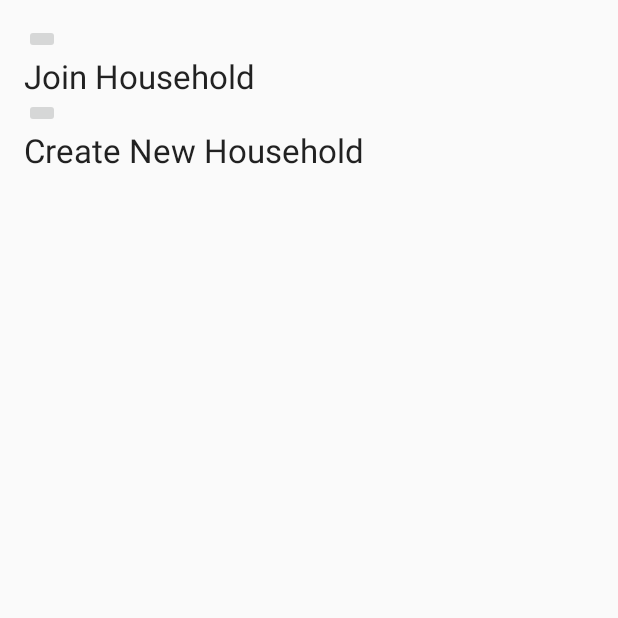
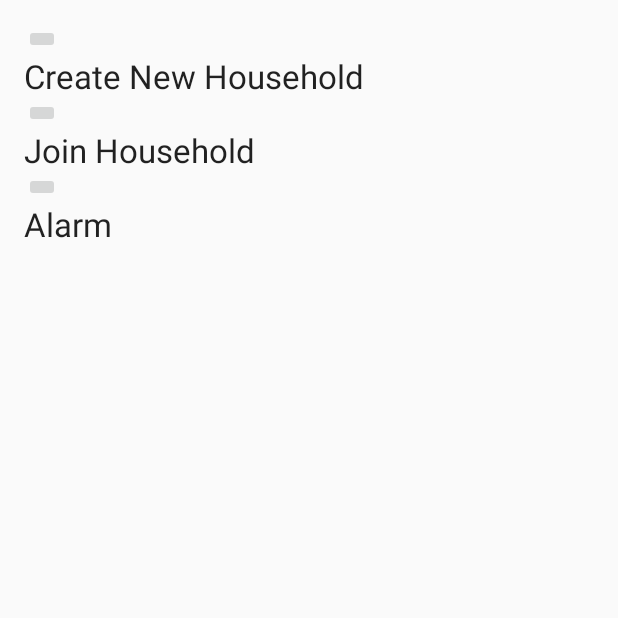
Before and after one commit to renuo/hack-zurich-2016, an Android app: the screen it shows after launch (MainActivity), on a phone screen of 412 x 824 dp, the top half of it. Run offline under Robolectric (Android 15) with nearby library versions, the phone set to English and light mode, and no system bars; our stand-ins replace Firebase (no records; nobody signed in at launch, a user with empty details on screens opened directly).

Commit message:
Add AlarmActivity to MainActivity as button

```diff
--- a/app/src/main/java/ch/renuo/hackzurich2016/MainActivity.java
+++ b/app/src/main/java/ch/renuo/hackzurich2016/MainActivity.java
@@ -9,6 +9,7 @@ import android.view.View;
 
 import java.util.UUID;
 
+import ch.renuo.hackzurich2016.activities.AlarmActivity;
 import ch.renuo.hackzurich2016.activities.HouseholdActivity;
 import com.google.firebase.database.DatabaseReference;
 import com.google.firebase.database.FirebaseDatabase;
@@ -57,4 +58,12 @@ public class MainActivity extends AppCompatActivity {
         this.getPreferences(Context.MODE_PRIVATE).edit().putString(getString(R.string.household_id), householdId).commit();
         goToHousehold(householdId);
     }
+
+    public void onAlarmClick(View view){
+        Intent intent = new Intent(this, AlarmActivity.class);
+//        intent.putExtra(getString(R.string.device_id), deviceId);
+//        intent.putExtra(getString(R.string.household_id), householdId);
+        startActivity(intent);
+        finish();
+    }
 }
--- a/app/src/main/res/layout/content_main.xml
+++ b/app/src/main/res/layout/content_main.xml
@@ -27,6 +27,25 @@
             <ImageButton
                 android:layout_width="wrap_content"
                 android:layout_height="wrap_content"
+                android:id="@+id/createHouseholdButton"
+                android:onClick="onCreateHouseholdClick"/>
+
+            <TextView
+                android:layout_width="wrap_content"
+                android:layout_height="wrap_content"
+                android:textAppearance="?android:attr/textAppearanceLarge"
+                android:text="Create New Household"
+                android:id="@+id/textView2" />
+        </LinearLayout>
+
+        <LinearLayout
+            android:orientation="vertical"
+            android:layout_width="match_parent"
+            android:layout_height="wrap_content">
+
+            <ImageButton
+                android:layout_width="wrap_content"
+                android:layout_height="wrap_content"
                 android:id="@+id/joinHouseholdButton" />
 
             <TextView
@@ -40,20 +59,21 @@
         <LinearLayout
             android:orientation="vertical"
             android:layout_width="match_parent"
-            android:layout_height="wrap_content">
+            android:layout_height="wrap_content" >
 
             <ImageButton
                 android:layout_width="wrap_content"
                 android:layout_height="wrap_content"
-                android:id="@+id/createHouseholdButton"
-                android:onClick="onCreateHouseholdClick"/>
+                android:id="@+id/imageButton"
+                android:onClick="onAlarmClick" />
 
             <TextView
                 android:layout_width="wrap_content"
                 android:layout_height="wrap_content"
                 android:textAppearance="?android:attr/textAppearanceLarge"
-                android:text="Create New Household"
-                android:id="@+id/textView2" />
+                android:text="Alarm"
+                android:id="@+id/textView3" />
         </LinearLayout>
+
     </LinearLayout>
 </RelativeLayout>
```
